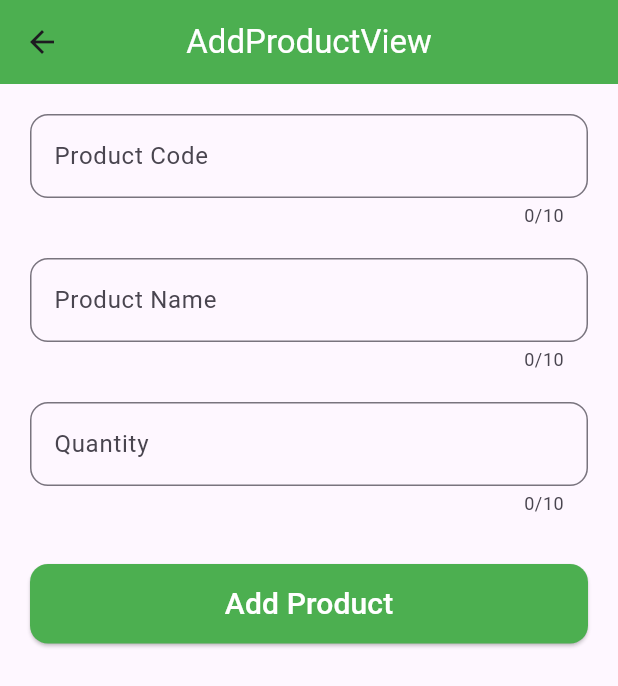
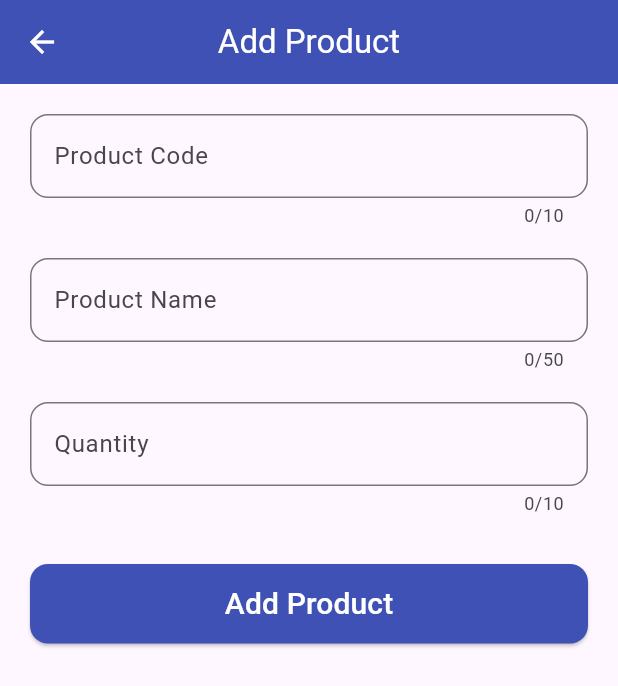
Before and after one commit to yondikavl/Mantory-Mobile-App, a Flutter app: the AddProductView screen opened by its route, on a phone screen of 412 x 824 dp. Shown: the top 686 px of the screen. Run offline on Flutter 3.47's test engine with Material 3 defaults, Android fonts, the phone set to English and light mode, and no system bars; our stand-ins replace cloud_firestore, firebase_auth, firebase_core, get, qr_flutter; accounts and stored records are empty.

Commit message:
fix: color

```diff
--- a/lib/app/modules/add_product/views/add_product_view.dart
+++ b/lib/app/modules/add_product/views/add_product_view.dart
@@ -15,11 +15,12 @@ class AddProductView extends GetView<AddProductController> {
     return Scaffold(
         appBar: AppBar(
           title: const Text(
-            'AddProductView',
+            'Add Product',
             style: TextStyle(color: Colors.white),
           ),
           centerTitle: true,
-          backgroundColor: Colors.green,
+          backgroundColor: Colors.indigo,
+          iconTheme: const IconThemeData(color: Colors.white),
         ),
         body: ListView(
           padding: const EdgeInsets.all(20),
@@ -40,7 +41,7 @@ class AddProductView extends GetView<AddProductController> {
               autocorrect: false,
               controller: nameC,
               keyboardType: TextInputType.text,
-              maxLength: 10,
+              maxLength: 50,
               decoration: InputDecoration(
                 labelText: "Product Name",
                 border:
@@ -87,7 +88,7 @@ class AddProductView extends GetView<AddProductController> {
                   shape: RoundedRectangleBorder(
                       borderRadius: BorderRadius.circular(12)),
                   padding: const EdgeInsets.symmetric(vertical: 12),
-                  backgroundColor: Colors.green),
+                  backgroundColor: Colors.indigo),
               child: Obx(
                 () => Text(
                   controller.isLoading.isFalse ? "Add Product" : "Loading...",
--- a/lib/app/modules/home/views/home_view.dart
+++ b/lib/app/modules/home/views/home_view.dart
@@ -14,11 +14,11 @@ class HomeView extends GetView<HomeController> {
     return Scaffold(
       appBar: AppBar(
         title: const Text(
-          'HomeView',
+          'Home',
           style: TextStyle(color: Colors.white),
         ),
         centerTitle: true,
-        backgroundColor: Colors.green,
+        backgroundColor: Colors.indigo,
       ),
       body: GridView.builder(
         itemCount: 4,
@@ -94,6 +94,8 @@ class HomeView extends GetView<HomeController> {
             Get.snackbar("error", hasil["error"]);
           }
         },
+        backgroundColor: Colors.indigo,
+        foregroundColor: Colors.white,
         child: Icon(Icons.logout),
       ),
     );
```
Also changed, not shown: lib/app/modules/detail_product/views/detail_product_view.dart (+6 -1 lines), lib/app/modules/products/views/products_view.dart (+5 -4 lines).
